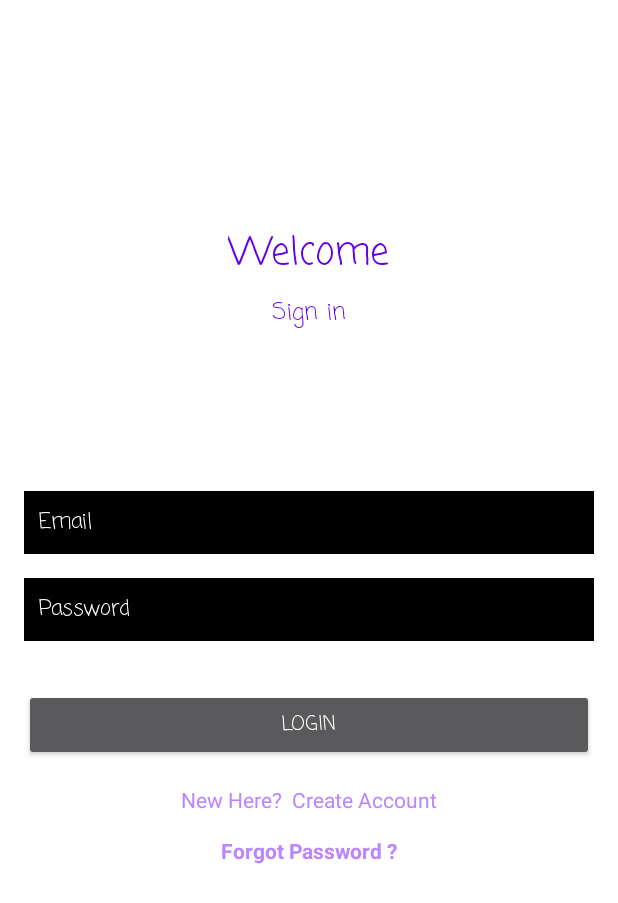
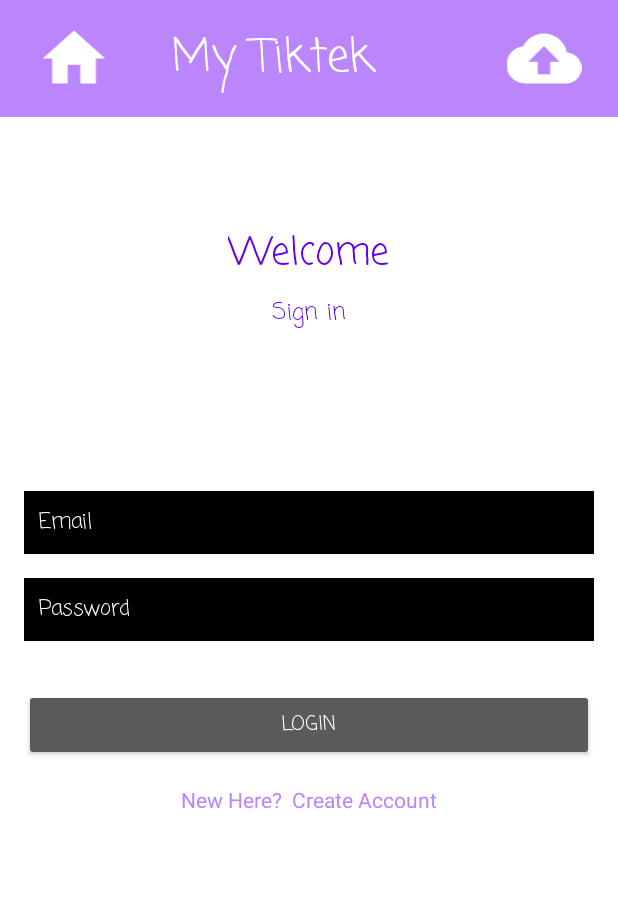
Before and after one commit to arieladjadj/MyTiktek, an Android app: the LoginActivity screen opened directly, with no data from a screen before it, on a phone screen of 412 x 824 dp. Shown: the top 903 px of the screen. Run offline under Robolectric (Android 15) with nearby library versions, the phone set to English and light mode, and no system bars; our stand-ins replace Firebase (no records; nobody signed in at launch, a user with empty details on screens opened directly); Roboto replaces fonts that are not available here; 1 statement that could not run was skipped.

Commit message:
Added Project Review (pdf) & Update LoginActivity

```diff
--- a/app/src/main/java/com/example/mytiktek/Subject.java
+++ b/app/src/main/java/com/example/mytiktek/Subject.java
@@ -10,6 +10,7 @@ public class Subject {
     private String subjectName;
     private String documentId; // = subjectName
     private String subjectImageUrl;
+    private Bitmap SubjectImageBitmap;
 
     public Bitmap getSubjectImageBitmap() {
         return SubjectImageBitmap;
@@ -19,7 +20,6 @@ public class Subject {
         SubjectImageBitmap = subjectImageBitmap;
     }
 
-    private Bitmap SubjectImageBitmap;
 
     public Subject(){
     }
--- a/app/src/main/java/com/example/mytiktek/SubjectsList.java
+++ b/app/src/main/java/com/example/mytiktek/SubjectsList.java
@@ -7,8 +7,6 @@ import java.util.ArrayList;
 public class SubjectsList {
     public static ArrayList<Subject> subjects = new ArrayList<Subject>();
     public static ArrayList<Bitmap> subjectImages = new ArrayList<Bitmap>();
-    //subjectImages.add(myBitMap); // Add a bitmap
-    //bitmapArray.get(0); // Get first bitmap
 
 
     public ArrayList<Bitmap> getSubjectImages() {
--- a/app/src/main/res/layout/activity_login.xml
+++ b/app/src/main/res/layout/activity_login.xml
@@ -6,6 +6,8 @@
     android:layout_height="match_parent"
     android:background="@color/white"
     tools:context=".LoginActivity">
+
+    <include layout="@layout/tool_bar"/>
 
     <TextView
         android:id="@+id/textView"
@@ -112,17 +114,6 @@
         app:layout_constraintTop_toBottomOf="@+id/createText"
         app:layout_constraintVertical_bias="0.39" />
 
-    <TextView
-        android:id="@+id/forgotPassword"
-        android:layout_width="wrap_content"
-        android:layout_height="wrap_content"
-        android:text="Forgot Password ?"
-        android:textColor="@color/purple_200"
-        android:textStyle="bold"
-        app:layout_constraintBottom_toTopOf="@+id/progressBar"
-        app:layout_constraintEnd_toEndOf="parent"
-        app:layout_constraintStart_toStartOf="parent"
-        app:layout_constraintTop_toBottomOf="@+id/createText"
-        app:layout_constraintVertical_bias="0.19999999" />
+
 
 </androidx.constraintlayout.widget.ConstraintLayout>
```
Also changed, not shown: app/src/main/java/com/example/mytiktek/LoginActivity.java (+1 -47 lines), app/src/main/java/com/example/mytiktek/SubjectAdapter.java (+0 -8 lines), 1 other file.
